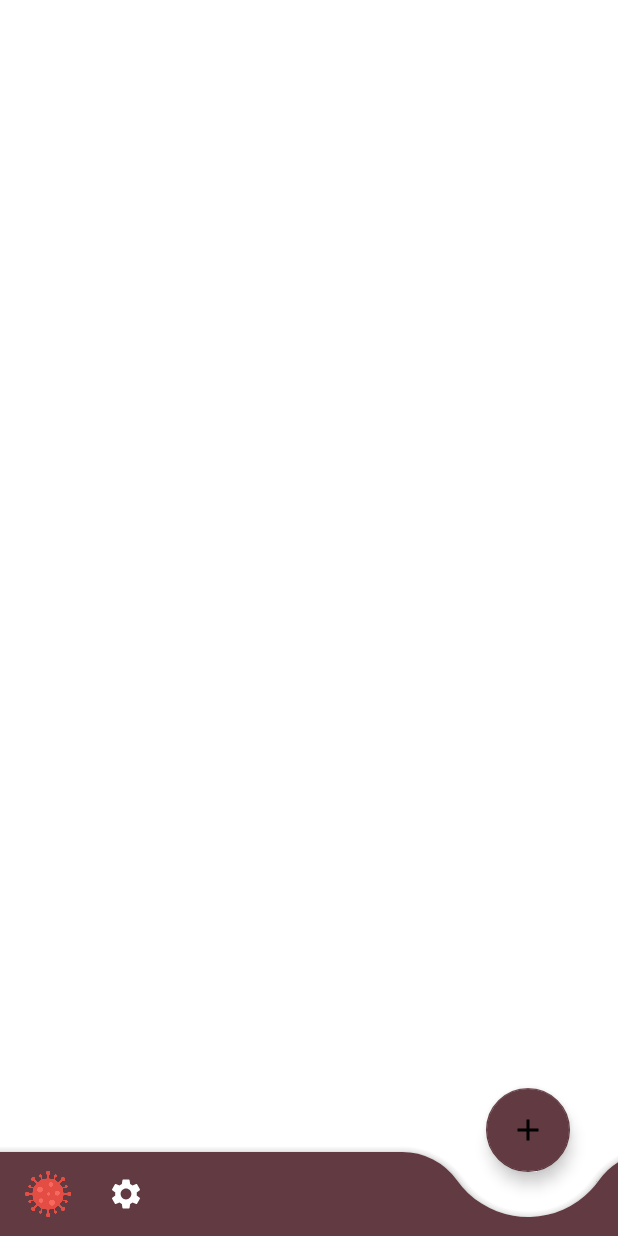
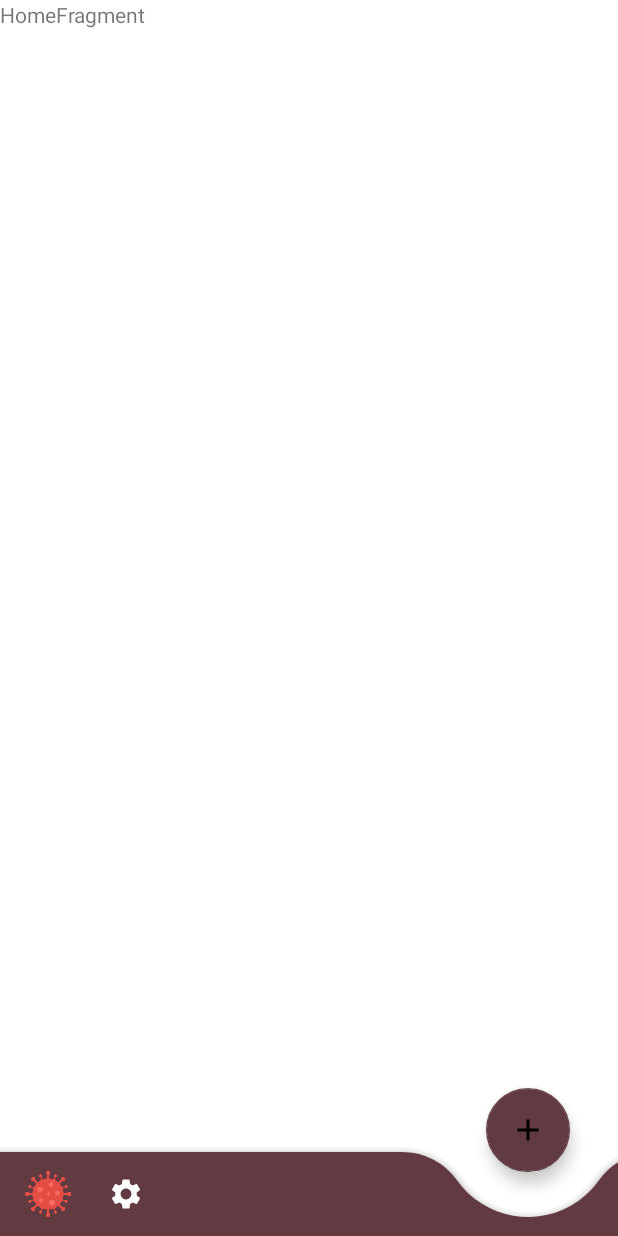
Before and after one commit to annzzu/AZ, an Android app: the screen it shows after launch (MainActivity), on a phone screen of 412 x 824 dp. Run offline under Robolectric (Android 15) with nearby library versions, the phone set to English and light mode, and no system bars; our stand-ins replace Dagger/Hilt's generated code, navigation-ui.

Commit message:
working on bottom app bar

```diff
--- a/app/build.gradle
+++ b/app/build.gradle
@@ -94,5 +94,5 @@ dependencies {
 
     implementation 'de.hdodenhof:circleimageview:3.1.0'
 
-    implementation 'np.com.susanthapa:curved_bottom_navigation:latest_version'
+
 }
--- a/app/src/main/java/com/example/az/presentation/MainActivity.kt
+++ b/app/src/main/java/com/example/az/presentation/MainActivity.kt
@@ -3,45 +3,62 @@ package com.example.az.presentation
 import androidx.appcompat.app.AppCompatActivity
 import android.os.Bundle
 import android.util.Log.d
+import android.view.Menu
+import android.view.MenuItem
+import android.widget.Toast
+import androidx.navigation.NavController
+import androidx.navigation.findNavController
+import androidx.navigation.fragment.NavHostFragment
+import androidx.navigation.ui.setupActionBarWithNavController
+import androidx.navigation.ui.AppBarConfiguration
+import androidx.navigation.ui.setupWithNavController
 import com.example.az.R
 import com.example.az.databinding.ActivityMainBinding
-import com.google.android.material.navigation.NavigationBarView
+import com.google.android.material.bottomnavigation.BottomNavigationView
 import dagger.hilt.android.AndroidEntryPoint
 
 @AndroidEntryPoint
 class MainActivity : AppCompatActivity() {
     private lateinit var binding: ActivityMainBinding
 
-
     override fun onCreate(savedInstanceState: Bundle?) {
         super.onCreate(savedInstanceState)
         binding = ActivityMainBinding.inflate(layoutInflater)
         setContentView(binding.root)
-        initNavBar()
+
+        //        initNavBar()
 
     }
 
-    private fun initNavBar() {
-        NavigationBarView.OnItemSelectedListener { item ->
-            when (item.itemId) {
-                R.id.item1 -> {
-                    // Respond to navigation item 1 click
-                    d("click", "1")
-                    true
-                }
-                R.id.item2 -> {
-                    d("click", "2")
-                    // Respond to navigation item 2 click
-                    true
-                }
-                R.id.item3 -> {
-                    d("click", "3")
-                    // Respond to navigation item 2 click
-                    true
-                }
-                else -> false
-            }
+//    override fun onOptionsItemSelected(item: MenuItem): Boolean {
+//        when (item.itemId) {
+//            R.id.navigation_home -> d("click" , "Fav menu item  navigation_home is clicked!")
+//            R.id.navigation_airports -> d(
+//                "click" ,
+//                "Fav menu item  navigation_airports is clicked!"
+//            )
+//        }
+//
+//        return true
+//    }
+
+
+    override fun onOptionsItemSelected(item: MenuItem): Boolean {
+        when (item.itemId) {
+            R.id.navigation_home -> toast("navigation_home is clicked!")
+            R.id.navigation_airports -> toast("navigation_airports is clicked!")
         }
+
+        return true
     }
 
+    override fun onCreateOptionsMenu(menu: Menu): Boolean {
+        val inflater = menuInflater
+        inflater.inflate(R.menu.bottom_nav_menu , menu)
+        return true
+    }
+
+    private fun toast(test: String) {
+        Toast.makeText(this , test , Toast.LENGTH_SHORT).show()
+    }
 }
--- a/app/src/main/res/layout/activity_main.xml
+++ b/app/src/main/res/layout/activity_main.xml
@@ -1,12 +1,15 @@
 <?xml version="1.0" encoding="utf-8"?>
-<androidx.coordinatorlayout.widget.CoordinatorLayout xmlns:android="http://schemas.android.com/apk/res/android"
+<androidx.constraintlayout.widget.ConstraintLayout xmlns:android="http://schemas.android.com/apk/res/android"
     xmlns:app="http://schemas.android.com/apk/res-auto"
     xmlns:tools="http://schemas.android.com/tools"
     android:layout_width="match_parent"
     android:layout_height="match_parent"
     tools:context=".presentation.MainActivity">
 
-    <!--the usual bottom navigation bar with items-->
+    <androidx.coordinatorlayout.widget.CoordinatorLayout
+        android:layout_width="match_parent"
+        android:layout_height="match_parent">
+
         <com.google.android.material.bottomappbar.BottomAppBar
             android:id="@+id/bottomNav"
             android:layout_width="match_parent"
@@ -30,6 +33,7 @@
             app:backgroundTint="@color/red_d"
             app:layout_anchor="@id/bottomNav"
             app:srcCompat="@drawable/ic_add" />
+    </androidx.coordinatorlayout.widget.CoordinatorLayout>
 
     <androidx.fragment.app.FragmentContainerView
         android:id="@+id/navHostFragment"
@@ -37,7 +41,11 @@
         android:layout_width="match_parent"
         android:layout_height="match_parent"
         app:defaultNavHost="true"
-        app:navGraph="@navigation/nav_graph"/>
+        app:navGraph="@navigation/nav_graph"
+        app:layout_constraintBottom_toBottomOf="parent"
+        app:layout_constraintLeft_toLeftOf="parent"
+        app:layout_constraintRight_toRightOf="parent"
+        app:layout_constraintTop_toTopOf="parent"/>
 
 
-</androidx.coordinatorlayout.widget.CoordinatorLayout>
+</androidx.constraintlayout.widget.ConstraintLayout>
--- a/app/src/main/res/menu/bottom_nav_menu.xml
+++ b/app/src/main/res/menu/bottom_nav_menu.xml
@@ -5,13 +5,13 @@
     tools:ignore="HardcodedText">
 
     <item
-        android:id="@+id/home"
+        android:id="@+id/navigation_home"
         android:icon="@mipmap/coronavirus"
         android:title="Home"
         app:showAsAction="always" />
 
     <item
-        android:id="@+id/airports"
+        android:id="@+id/navigation_airports"
         android:icon="@drawable/ic_settings"
         android:title="Settings"
         app:showAsAction="ifRoom" />
--- a/app/src/main/res/navigation/nav_graph.xml
+++ b/app/src/main/res/navigation/nav_graph.xml
@@ -3,28 +3,44 @@
     xmlns:app="http://schemas.android.com/apk/res-auto"
     xmlns:tools="http://schemas.android.com/tools"
     android:id="@+id/nav_graph"
-    app:startDestination="@id/airportsFragment">
+    app:startDestination="@id/navigation_home">
 
     <fragment
-        android:id="@+id/homeFragment"
+        android:id="@+id/navigation_home"
         android:name="com.example.az.presentation.home.HomeFragment"
         android:label="fragment_home"
-        tools:layout="@layout/fragment_home" />
+        tools:layout="@layout/fragment_home" >
+        <action
+            android:id="@+id/action_homeFragment_to_airportsFragment"
+            app:destination="@id/navigation_airports" />
+    </fragment>
     <fragment
-        android:id="@+id/loginFragment"
+        android:id="@+id/navigation_login"
         android:name="com.example.az.presentation.auth.LoginFragment"
         android:label="fragment_login"
-        tools:layout="@layout/fragment_login" />
+        tools:layout="@layout/fragment_login" >
+        <action
+            android:id="@+id/action_loginFragment_to_signupFragment"
+            app:destination="@id/navigation_signup" />
+        <action
+            android:id="@+id/action_loginFragment_to_homeFragment"
+            app:destination="@id/navigation_home" />
+    </fragment>
     <fragment
-        android:id="@+id/signupFragment"
+        android:id="@+id/navigation_signup"
         android:name="com.example.az.presentation.auth.SignupFragment"
         android:label="fragment_signup"
         tools:layout="@layout/fragment_signup" />
     <fragment
-        android:id="@+id/airportsFragment"
+        android:id="@+id/navigation_airports"
         android:name="com.example.az.presentation.airport.AirportsFragment"
         android:label="fragment_airports"
         tools:layout="@layout/fragment_airports" />
+    <fragment
+        android:id="@+id/restrictionFormFragment"
+        android:name="com.example.az.RestrictionFormFragment"
+        android:label="fragment_restriction_form"
+        tools:layout="@layout/fragment_restriction_form" />
 
 
 </navigation>
--- a/build.gradle
+++ b/build.gradle
@@ -10,7 +10,6 @@ buildscript {
 
         classpath "androidx.navigation:navigation-safe-args-gradle-plugin:2.3.5"
         classpath "com.google.dagger:hilt-android-gradle-plugin:2.40"
-        classpath 'com.google.gms:google-services:4.3.10'
 
         // NOTE: Do not place your application dependencies here; they belong
         // in the individual module build.gradle files
```
Also changed, not shown: app/src/main/java/com/example/az/RestrictionFormFragment.kt (added, +59 -0 lines), app/src/main/res/layout/fragment_restriction_form.xml (added, +14 -0 lines), 1 other file. Lines whose indentation alone changed are shown as unchanged.
